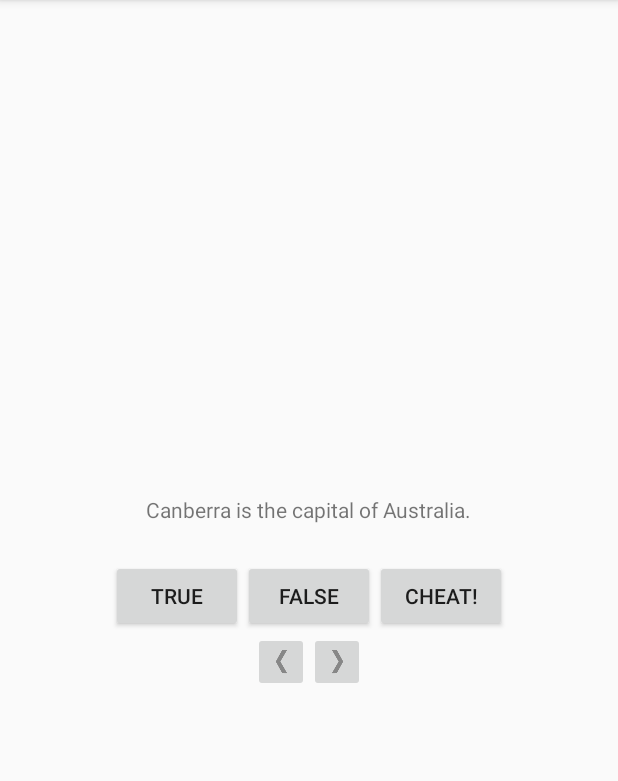
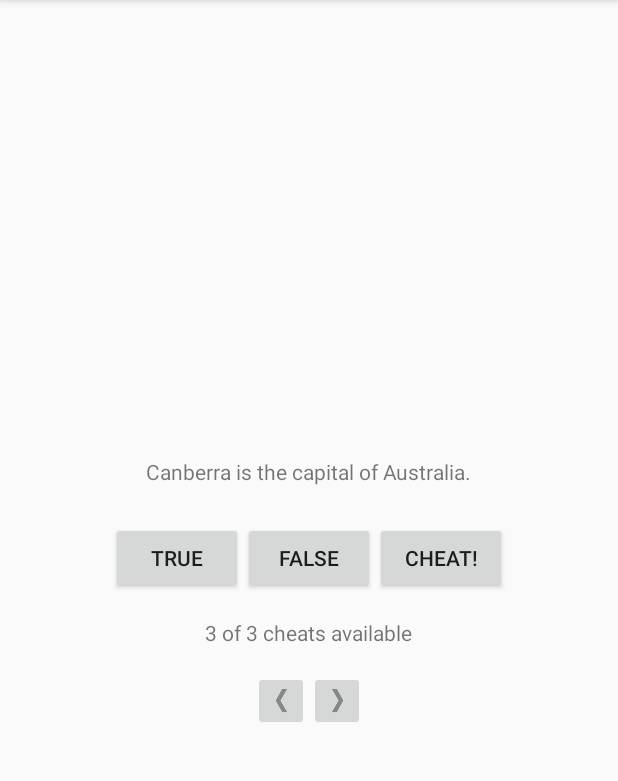
Before and after one commit to temocpalma/autotraining, an Android app: the screen it shows after launch (MainActivity), on a phone screen of 412 x 824 dp, the part 84-865 px from its top. Run offline under Robolectric (Android 15) with nearby library versions, the phone set to English and light mode, and no system bars.

Commit message:
Cap 6, Challenge 2, limited cheats

```diff
--- a/android/GeoQuiz/app/src/main/java/com/autotraining/geoquiz/MainActivity.java
+++ b/android/GeoQuiz/app/src/main/java/com/autotraining/geoquiz/MainActivity.java
@@ -26,6 +26,8 @@ public class MainActivity extends AppCompatActivity {
 	private static final String ANSWERS_STRING = "answers";
 	private static final int REQUEST_CODE_CHEAT = 0;
 	private static final String IS_CHEATER = "isCheater";
+	private static final String CHEATS_COUNT = "cheats_count";
+	private static final int MAX_CHEATS = 3;
 
 	private Button mTrueButton;
 	private Button mFalseButton;
@@ -33,6 +35,7 @@ public class MainActivity extends AppCompatActivity {
 	private ImageButton mPrevButton;
 	private ImageButton mNextButton;
 	private TextView mQuestionTextView;
+	private TextView mCheatsCountTextView;
 
 	private Question[] mQuestions = new Question[]{
 		new Question(R.string.question_australia, true),
@@ -45,9 +48,9 @@ public class MainActivity extends AppCompatActivity {
 
 	private int mCurrentIndex = 0;
 	private List<Integer> mAnswers = new ArrayList<Integer>();
-	private List<Integer> mAnswersCheated = new ArrayList<Integer>();
 	private BigDecimal score = new BigDecimal(0);
 	private boolean mIsCheater;
+	private int mCheatsCount = 3;
 
 	@Override
 	protected void onCreate(Bundle savedInstanceState) {
@@ -55,12 +58,12 @@ public class MainActivity extends AppCompatActivity {
 		Log.d(TAG, "onCreate(Bundle) called");
 		setContentView(R.layout.activity_main);
 		initAnswersList();
-		initAnswersCheatedList();
 
 		if (savedInstanceState != null) {
 			mCurrentIndex = savedInstanceState.getInt(KEY_INDEX);
 			mAnswers = loadAnswersSaved(savedInstanceState.getString(ANSWERS_STRING));
 			mIsCheater = savedInstanceState.getBoolean(IS_CHEATER);
+			mCheatsCount = savedInstanceState.getInt(CHEATS_COUNT);
 		}
 
 		mQuestionTextView = (TextView) findViewById(R.id.question_text_view);
@@ -114,6 +117,7 @@ public class MainActivity extends AppCompatActivity {
 		});
 
 		updateQuestion();
+		checkCheatsCount();
 	}
 
 	@Override
@@ -128,6 +132,10 @@ public class MainActivity extends AppCompatActivity {
 				return;
 			}
 			mIsCheater = CheatActivity.wasAnswerShown(data);
+			if (mIsCheater) {
+				mCheatsCount--;
+				checkCheatsCount();
+			}
 		}
 	}
 
@@ -156,6 +164,7 @@ public class MainActivity extends AppCompatActivity {
 		savedInstanceState.putInt(KEY_INDEX, mCurrentIndex);
 		savedInstanceState.putString(ANSWERS_STRING, mAnswers.toString().replace("[", "").replace("]", ""));
 		savedInstanceState.putBoolean(IS_CHEATER, mIsCheater);
+		savedInstanceState.putInt(CHEATS_COUNT, mCheatsCount);
 	}
 
 	@Override
@@ -176,12 +185,6 @@ public class MainActivity extends AppCompatActivity {
 		}
 	}
 
-	private void initAnswersCheatedList() {
-		for (int i = 0; i < mQuestions.length; i++) {
-			mAnswersCheated.add(-1); //no cheated
-		}
-	}
-
 	private List<Integer> loadAnswersSaved(String answers) {
 		List<Integer> intAnswersList = new ArrayList<Integer>();
 		List<String> stringAnswersList = new ArrayList<String>(Arrays.asList(answers.split(",")));
@@ -194,7 +197,11 @@ public class MainActivity extends AppCompatActivity {
 	private void enableAnswerButtons(boolean enableValue) {
 		mTrueButton.setEnabled(enableValue);
 		mFalseButton.setEnabled(enableValue);
-		mCheatButton.setEnabled(enableValue);
+		if (mCheatsCount > 0) {
+			mCheatButton.setEnabled(enableValue);
+		} else {
+			mCheatButton.setEnabled(false);
+		}
 	}
 
 	private void saveAnswer(int answer) {
@@ -204,7 +211,7 @@ public class MainActivity extends AppCompatActivity {
 	private void updateQuestion() {
 		int question = mQuestions[mCurrentIndex].getTextResId();
 		mQuestionTextView.setText(question);
-		if (mAnswers.get(mCurrentIndex) != -1 && mAnswersCheated.get(mCurrentIndex) != 1) {
+		if (mAnswers.get(mCurrentIndex) != -1) {
 			enableAnswerButtons(false);
 		} else {
 			enableAnswerButtons(true);
@@ -269,4 +276,15 @@ public class MainActivity extends AppCompatActivity {
 		toast.setGravity(Gravity.TOP, 0, 200);
 		toast.show();
 	}
+
+	private void checkCheatsCount() {
+		String mAvailableCheatMessage = getString(R.string.available_cheats, mCheatsCount, MAX_CHEATS);
+
+		mCheatsCountTextView = (TextView) findViewById(R.id.cheats_count_text_view);
+		mCheatsCountTextView.setText(mAvailableCheatMessage);
+		if (mCheatsCount == 0) {
+			mCheatButton.setEnabled(false);
+		}
+	}
+
 }
--- a/android/GeoQuiz/app/src/main/res/layout-land/activity_main.xml
+++ b/android/GeoQuiz/app/src/main/res/layout-land/activity_main.xml
@@ -21,6 +21,12 @@
             android:layout_width="wrap_content"
             android:layout_height="wrap_content"
             android:layout_gravity="center_vertical|center_horizontal"
+            android:orientation="vertical">
+
+            <LinearLayout
+                android:layout_width="wrap_content"
+                android:layout_height="wrap_content"
+                android:layout_gravity="center_vertical|center_horizontal"
                 android:orientation="horizontal">
 
                 <Button
@@ -34,11 +40,29 @@
                     android:layout_width="wrap_content"
                     android:layout_height="wrap_content"
                     android:text="@string/false_button"/>
+
                 <Button
                     android:id="@+id/cheat_button"
                     android:layout_width="wrap_content"
                     android:layout_height="wrap_content"
                     android:text="@string/cheat_button"/>
+
+            </LinearLayout>
+
+            <LinearLayout
+                android:layout_width="wrap_content"
+                android:layout_height="wrap_content"
+                android:layout_gravity="bottom|center"
+                android:orientation="horizontal">
+
+                <TextView
+                    android:id="@+id/cheats_count_text_view"
+                    android:layout_width="wrap_content"
+                    android:layout_height="wrap_content"
+                    android:padding="18dp"
+                    tools:text="X de Y cheats available" />
+
+            </LinearLayout>
 
         </LinearLayout>
 
@@ -60,6 +84,8 @@
                 android:src="@drawable/arrow_right"
                 android:contentDescription="@string/next_button"/>
         </LinearLayout>
+
+
     </FrameLayout>
 
 </androidx.constraintlayout.widget.ConstraintLayout>
--- a/android/GeoQuiz/app/src/main/res/layout/activity_main.xml
+++ b/android/GeoQuiz/app/src/main/res/layout/activity_main.xml
@@ -16,7 +16,8 @@
             android:id="@+id/question_text_view"
             android:layout_width="wrap_content"
             android:layout_height="wrap_content"
-            android:padding="24dp"/>
+            android:padding="24dp"
+            tools:text="Question"/>
 
         <LinearLayout
             android:layout_width="wrap_content"
@@ -47,6 +48,20 @@
             android:layout_width="wrap_content"
             android:layout_height="wrap_content"
             android:orientation="horizontal">
+
+            <TextView
+                android:id="@+id/cheats_count_text_view"
+                android:layout_width="wrap_content"
+                android:layout_height="wrap_content"
+                android:padding="16dp"
+                tools:text="X de Y cheats available"/>
+
+        </LinearLayout>
+
+        <LinearLayout
+            android:layout_width="wrap_content"
+            android:layout_height="wrap_content"
+            android:orientation="horizontal">
             <ImageButton
                 android:id="@+id/prev_button"
                 android:layout_width="wrap_content"
--- a/android/GeoQuiz/app/src/main/res/values/strings.xml
+++ b/android/GeoQuiz/app/src/main/res/values/strings.xml
@@ -16,4 +16,5 @@
     <string name="show_answer_button">Show Answer</string>
     <string name="cheat_button">Cheat!</string>
     <string name="judgement_toast">Cheating is wrong.</string>
+    <string name="available_cheats">%1$d of %2$d cheats available</string>
 </resources>
```
Lines whose indentation alone changed are shown as unchanged.
